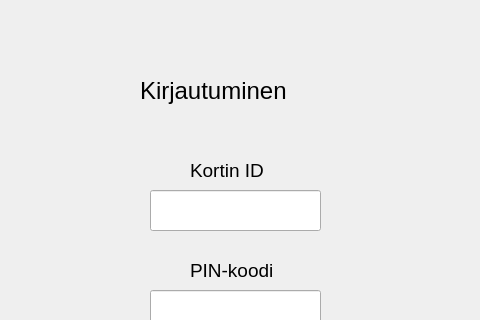
Qt form bank_automat/mainwindow.ui (tvt20kmo-ohjelmistokehitysprojekti/Group11) before a commit; both pictures show x 140 to 620 and y 0 to 320 of the 770 by 582 pixel window.
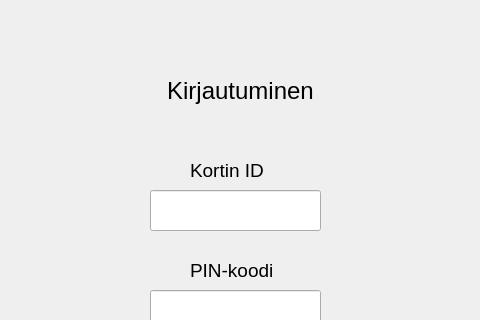
The same form after that commit.

```diff
--- a/bank_automat/mainwindow.ui
+++ b/bank_automat/mainwindow.ui
@@ -36,6 +36,9 @@
     <property name="text">
      <string>Kirjautuminen</string>
     </property>
+    <property name="alignment">
+     <set>Qt::AlignCenter</set>
+    </property>
    </widget>
    <widget class="QLabel" name="label_2">
     <property name="geometry">
```
